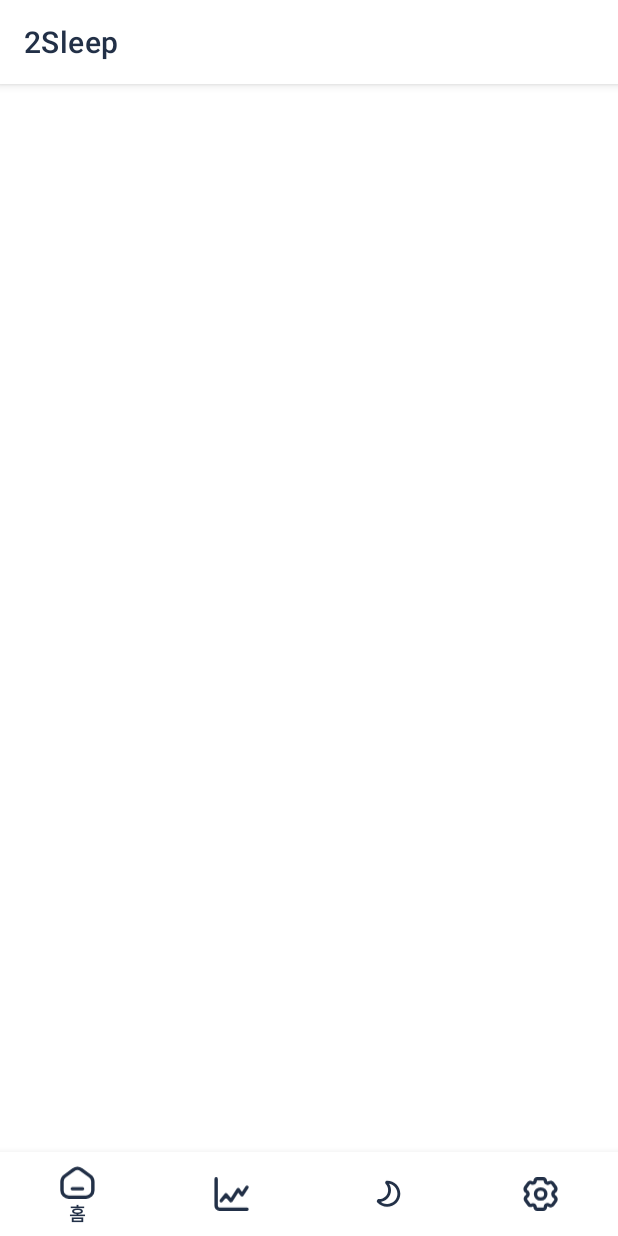
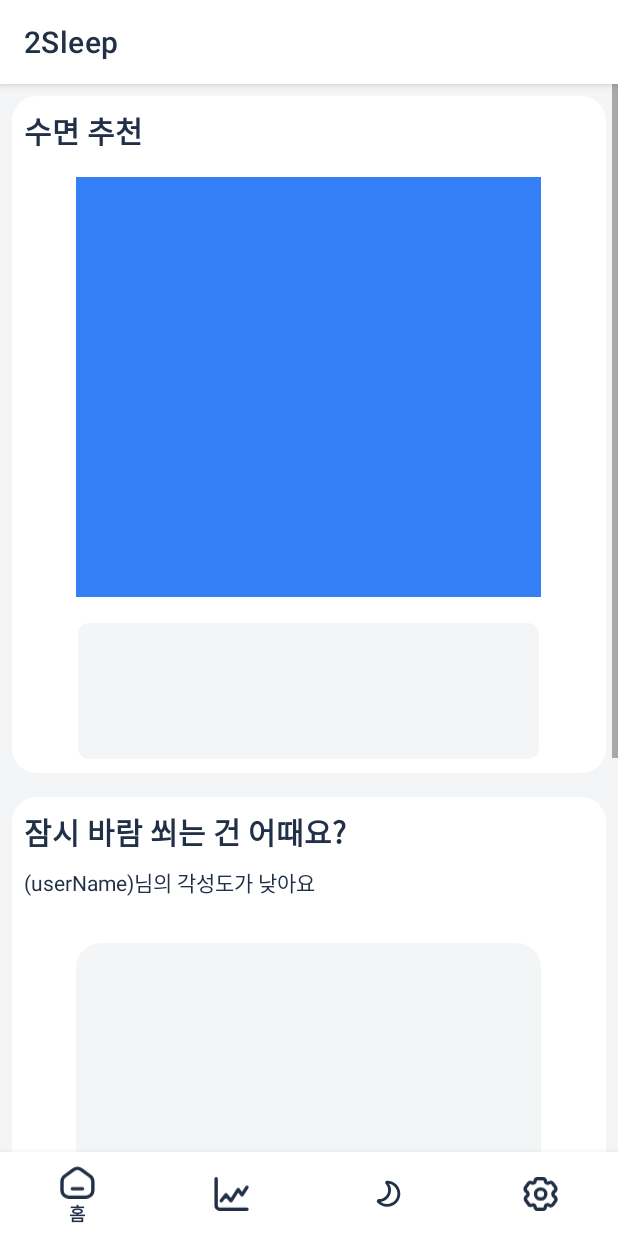
Before and after one commit to kael21ce/SleepAnalysisAndroids, an Android app: the MainActivity screen opened directly, with no data from a screen before it, on a phone screen of 412 x 824 dp. Run offline under Robolectric (Android 15) with nearby library versions, the phone set to English and light mode, and no system bars.

Commit message:
Set the basic frame of HomeFragment

```diff
--- a/app/src/main/java/com/kael21ce/sleepanalysisandroid/MainActivity.java
+++ b/app/src/main/java/com/kael21ce/sleepanalysisandroid/MainActivity.java
@@ -27,7 +27,7 @@ public class MainActivity extends AppCompatActivity {
         setContentView(R.layout.activity_main);
 
         bottomNavigationView = findViewById(R.id.bottomNavigationView);
-        getSupportFragmentManager().beginTransaction().replace(R.id.mainFrame, homeFragment);
+        getSupportFragmentManager().beginTransaction().replace(R.id.mainFrame, homeFragment).commit();
         getSupportActionBar().setTitle(Html.fromHtml("<font color='#223047'>2Sleep</font>"));
 
         bottomNavigationView.setOnNavigationItemSelectedListener(
--- /dev/null
+++ b/app/src/main/res/drawable/corner_16.xml
@@ -0,0 +1,12 @@
+<?xml version="1.0" encoding="utf-8"?>
+<shape xmlns:android="http://schemas.android.com/apk/res/android"
+    android:shape="rectangle" >
+    <solid android:color="@color/white"/>
+    <corners android:bottomRightRadius="16dp"
+        android:bottomLeftRadius="16dp"
+        android:topLeftRadius="16dp"
+        android:topRightRadius="16dp"/>
+    <stroke
+        android:width="1dp"
+        android:color="@color/white" />
+</shape>
--- /dev/null
+++ b/app/src/main/res/drawable/corner_8.xml
@@ -0,0 +1,12 @@
+<?xml version="1.0" encoding="utf-8"?>
+<shape xmlns:android="http://schemas.android.com/apk/res/android"
+    android:shape="rectangle" >
+    <solid android:color="@color/gray_1"/>
+    <corners android:bottomRightRadius="8dp"
+        android:bottomLeftRadius="8dp"
+        android:topLeftRadius="8dp"
+        android:topRightRadius="8dp"/>
+    <stroke
+        android:width="1dp"
+        android:color="@color/white" />
+</shape>
--- a/app/src/main/res/layout/fragment_home.xml
+++ b/app/src/main/res/layout/fragment_home.xml
@@ -3,17 +3,136 @@
     xmlns:tools="http://schemas.android.com/tools"
     android:layout_width="match_parent"
     android:layout_height="match_parent"
+    android:foregroundTint="@color/black"
     tools:context=".HomeFragment">
 
-    <!-- TODO: Update blank fragment layout -->
-    <TextView
-        android:id="@+id/HomeText"
+    <ScrollView
         android:layout_width="match_parent"
-        android:layout_height="match_parent"
-        android:gravity="center"
-        android:fontFamily="@font/pretendardvariable"
-        android:text="Home"
-        android:textColor="#000000"
-        android:textSize="24sp" />
+        android:layout_height="match_parent">
+
+        <LinearLayout
+            android:id="@+id/HomeView"
+            android:layout_width="match_parent"
+            android:layout_height="wrap_content"
+            android:background="@color/gray_1"
+            android:orientation="vertical">
+
+            <LinearLayout
+                android:id="@+id/RecommendHomeView"
+                android:layout_width="match_parent"
+                android:layout_height="wrap_content"
+                android:layout_marginHorizontal="8dp"
+                android:layout_marginVertical="8dp"
+                android:background="@drawable/corner_16"
+                android:orientation="vertical">
+
+                <TextView
+                    android:id="@+id/ClockTitleView"
+                    android:layout_width="wrap_content"
+                    android:layout_height="wrap_content"
+                    android:layout_margin="8dp"
+                    android:fontFamily="@font/pretendardvariable"
+                    android:text="수면 추천"
+                    android:textColor="@color/black"
+                    android:textSize="20sp"
+                    android:textStyle="bold" />
+
+                <LinearLayout
+                    android:id="@+id/ClockView"
+                    android:layout_width="310dp"
+                    android:layout_height="280dp"
+                    android:layout_gravity="center"
+                    android:layout_marginVertical="8dp"
+                    android:background="@color/blue_1"
+                    android:orientation="vertical" />
+
+                <LinearLayout
+                    android:id="@+id/TimeDisplayingHomeView"
+                    android:layout_width="310dp"
+                    android:layout_height="93dp"
+                    android:layout_gravity="center"
+                    android:layout_marginVertical="8dp"
+                    android:background="@drawable/corner_8"
+                    android:orientation="vertical" />
+
+            </LinearLayout>
+
+            <LinearLayout
+                android:id="@+id/AlertnessHomeView"
+                android:layout_width="match_parent"
+                android:layout_height="wrap_content"
+                android:layout_marginHorizontal="8dp"
+                android:layout_marginVertical="8dp"
+                android:background="@drawable/corner_16"
+                android:orientation="vertical">
+
+                <TextView
+                    android:id="@+id/AlertnessRecommend"
+                    android:layout_width="match_parent"
+                    android:layout_height="wrap_content"
+                    android:layout_margin="8dp"
+                    android:text="잠시 바람 쐬는 건 어때요?"
+                    android:textColor="@color/black"
+                    android:textSize="20sp"
+                    android:textStyle="bold" />
+
+                <TextView
+                    android:id="@+id/AlertnessDescription"
+                    android:layout_width="match_parent"
+                    android:layout_height="wrap_content"
+                    android:layout_marginHorizontal="8dp"
+                    android:text="\(userName)님의 각성도가 낮아요"
+                    android:textColor="@color/black" />
+
+                <LinearLayout
+                    android:id="@+id/GraphView"
+                    android:layout_width="310dp"
+                    android:layout_height="228dp"
+                    android:layout_gravity="center"
+                    android:layout_margin="30dp"
+                    android:background="@drawable/corner_16"
+                    android:backgroundTint="@color/gray_1"
+                    android:orientation="vertical"></LinearLayout>
+            </LinearLayout>
+
+            <LinearLayout
+                android:id="@+id/ChartHomeView"
+                android:layout_width="match_parent"
+                android:layout_height="wrap_content"
+                android:layout_marginHorizontal="8dp"
+                android:layout_marginTop="8dp"
+                android:layout_marginBottom="68dp"
+                android:background="@drawable/corner_16"
+                android:orientation="vertical">
+
+                <TextView
+                    android:id="@+id/ChartTitle"
+                    android:layout_width="match_parent"
+                    android:layout_height="wrap_content"
+                    android:layout_margin="8dp"
+                    android:text="주간 각성도"
+                    android:textColor="@color/black"
+                    android:textSize="20sp"
+                    android:textStyle="bold" />
+
+                <TextView
+                    android:id="@+id/ChartDescription"
+                    android:layout_width="match_parent"
+                    android:layout_height="wrap_content"
+                    android:layout_marginHorizontal="8dp"
+                    android:text="이번주 \(userName)님의 각성도에요"
+                    android:textColor="@color/black" />
+
+                <LinearLayout
+                    android:id="@+id/ChartView"
+                    android:layout_width="310dp"
+                    android:layout_height="270dp"
+                    android:layout_gravity="center"
+                    android:layout_margin="30dp"
+                    android:background="@color/green_2"
+                    android:orientation="vertical"></LinearLayout>
+            </LinearLayout>
+        </LinearLayout>
+    </ScrollView>
 
 </FrameLayout>
```
